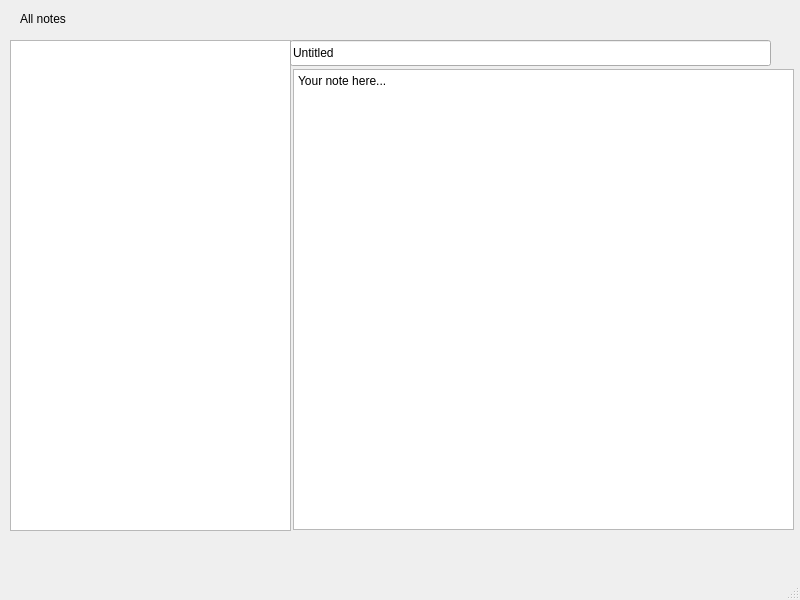
b-s-code/notes_app, file notes_app/mainwindow.ui: the form before one commit.
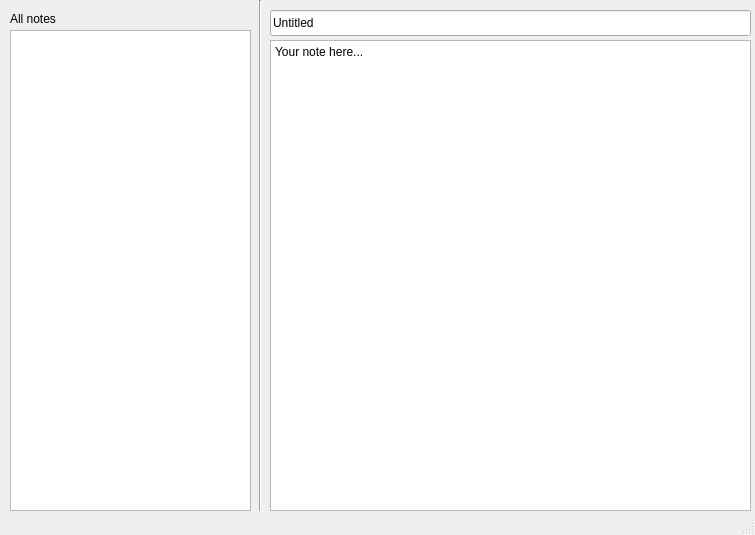
The form after the commit.

Diff of the .ui file:
```diff
--- a/notes_app/mainwindow.ui
+++ b/notes_app/mainwindow.ui
@@ -6,8 +6,8 @@
    <rect>
     <x>0</x>
     <y>0</y>
-    <width>800</width>
-    <height>600</height>
+    <width>755</width>
+    <height>535</height>
    </rect>
   </property>
   <property name="windowTitle">
@@ -18,19 +18,19 @@
     <property name="geometry">
      <rect>
       <x>10</x>
-      <y>40</y>
-      <width>281</width>
-      <height>491</height>
+      <y>30</y>
+      <width>241</width>
+      <height>481</height>
      </rect>
     </property>
    </widget>
    <widget class="QPlainTextEdit" name="plainTextEdit">
     <property name="geometry">
      <rect>
-      <x>293</x>
-      <y>69</y>
-      <width>501</width>
-      <height>461</height>
+      <x>270</x>
+      <y>40</y>
+      <width>481</width>
+      <height>471</height>
      </rect>
     </property>
     <property name="plainText">
@@ -40,9 +40,9 @@
    <widget class="QLabel" name="label">
     <property name="geometry">
      <rect>
-      <x>20</x>
+      <x>10</x>
       <y>10</y>
-      <width>66</width>
+      <width>59</width>
       <height>18</height>
      </rect>
     </property>
@@ -53,8 +53,8 @@
    <widget class="QLineEdit" name="lineEdit">
     <property name="geometry">
      <rect>
-      <x>290</x>
-      <y>40</y>
+      <x>270</x>
+      <y>10</y>
       <width>481</width>
       <height>26</height>
      </rect>
@@ -63,16 +63,19 @@
      <string>Untitled</string>
     </property>
    </widget>
-  </widget>
-  <widget class="QMenuBar" name="menubar">
+   <widget class="Line" name="line">
    <property name="geometry">
     <rect>
-     <x>0</x>
+      <x>250</x>
      <y>0</y>
-     <width>800</width>
-     <height>23</height>
-    </rect>
-   </property>
+      <width>21</width>
+      <height>511</height>
+     </rect>
+    </property>
+    <property name="orientation">
+     <enum>Qt::Orientation::Vertical</enum>
+    </property>
+   </widget>
   </widget>
   <widget class="QStatusBar" name="statusbar"/>
  </widget>
```
Lines whose indentation alone changed are shown as unchanged.
